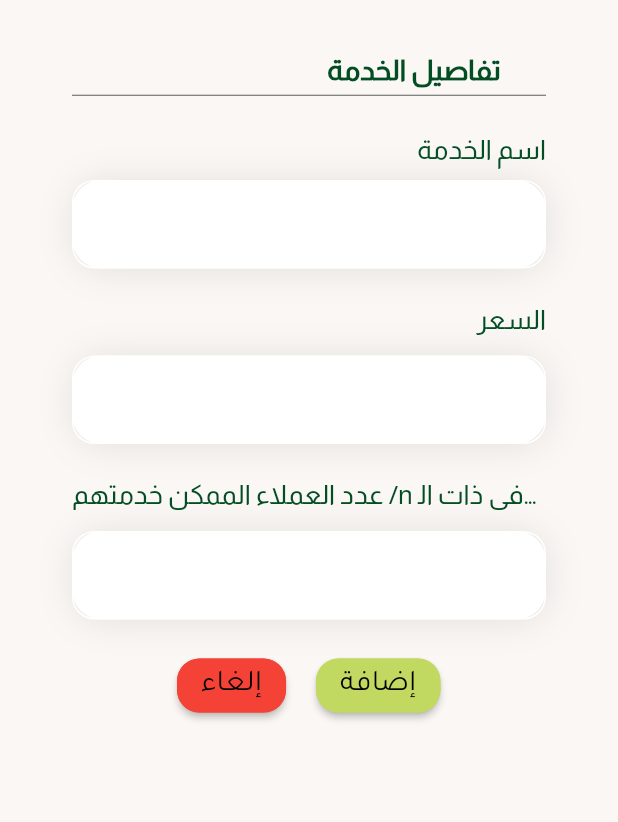
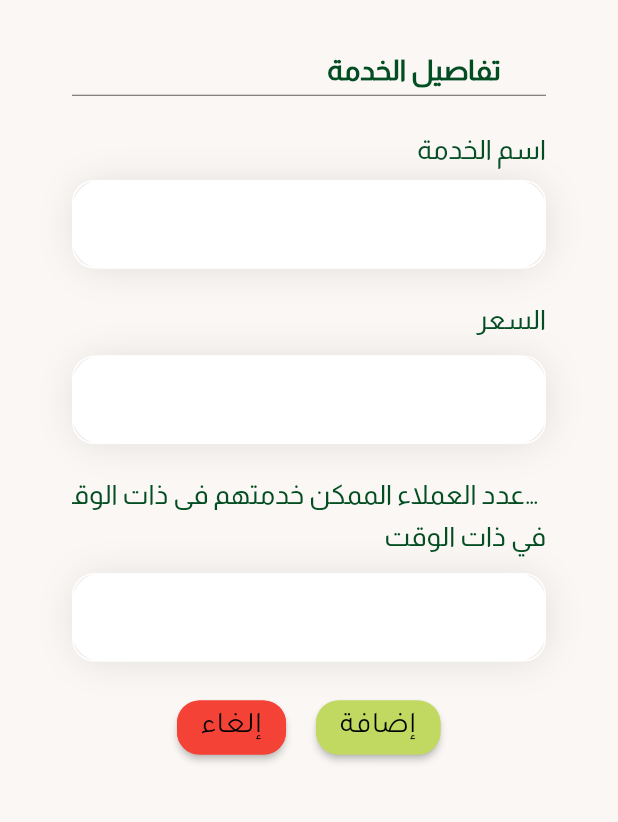
Before and after one commit to DanahAlkeaid/happyPaws, a Flutter app: the addGrooming screen opened directly with empty values, on a phone screen of 412 x 824 dp, the part 84-906 px from its top. Run offline on Flutter 3.47's test engine with Material 2 defaults, Android fonts, the phone set to English and light mode, and no system bars; our stand-ins replace anim_search_bar, cloud_firestore, date_picker_timeline, firebase_auth, firebase_core, firebase_messaging and 10 more; missing offline and left inert: day_night_time_picker, status_alert; accounts and stored records are empty.

Commit message:
تعديل تنسيقق

```diff
--- a/lib/addGrooming.dart
+++ b/lib/addGrooming.dart
@@ -233,7 +233,25 @@ class _addGrooming extends State<addGrooming> {
                                             child:Align(
                                               alignment:Alignment.centerRight,
                                               child:Text(
-                                                "عدد العملاء الممكن خدمتهم /n في ذات الوقت",
+                                                "عدد العملاء الممكن خدمتهم في ذات الوقت",
+                                                textAlign: TextAlign.start,
+                                                maxLines:1,
+                                                overflow:TextOverflow.ellipsis,
+                                                style:TextStyle(
+                                                  fontWeight:FontWeight.w500,
+                                                  fontFamily: "Almarai",
+                                                  fontSize:18,
+                                                  color:Color(0xff034d23),
+                                                ),
+                                              ),
+                                            ),
+                                          ),
+                                          const Padding(
+                                            padding:EdgeInsets.symmetric(vertical: 4,horizontal:0),
+                                            child:Align(
+                                              alignment:Alignment.centerRight,
+                                              child:Text(
+                                                "في ذات الوقت",
                                                 textAlign: TextAlign.start,
                                                 maxLines:1,
                                                 overflow:TextOverflow.ellipsis,
```
